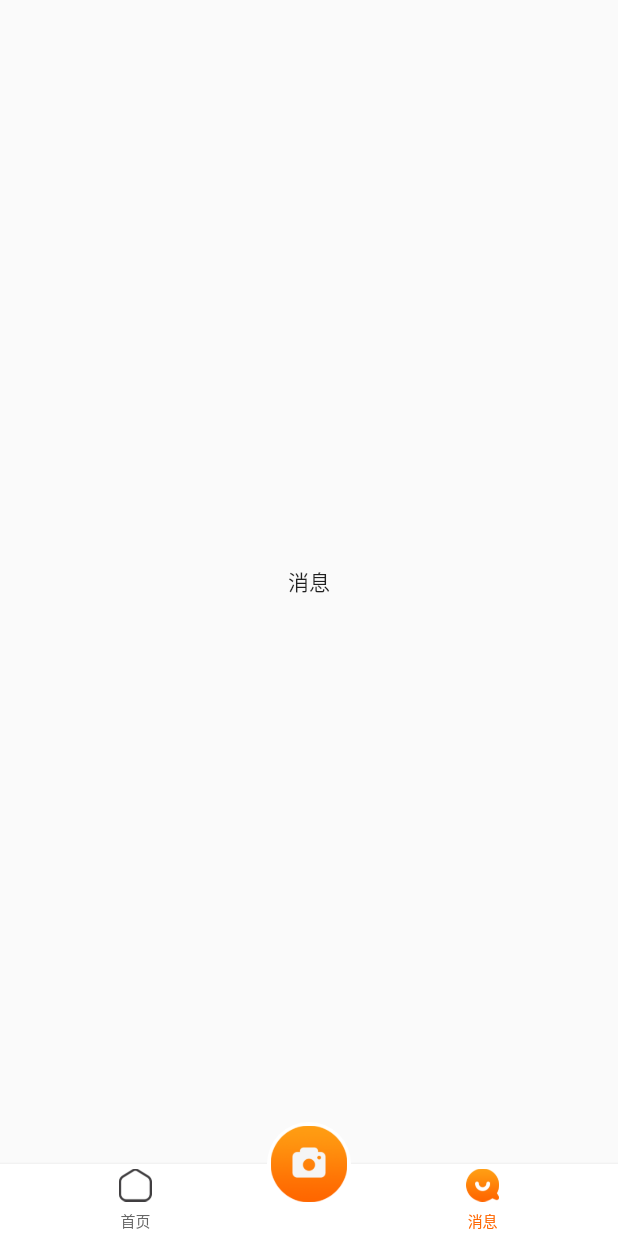
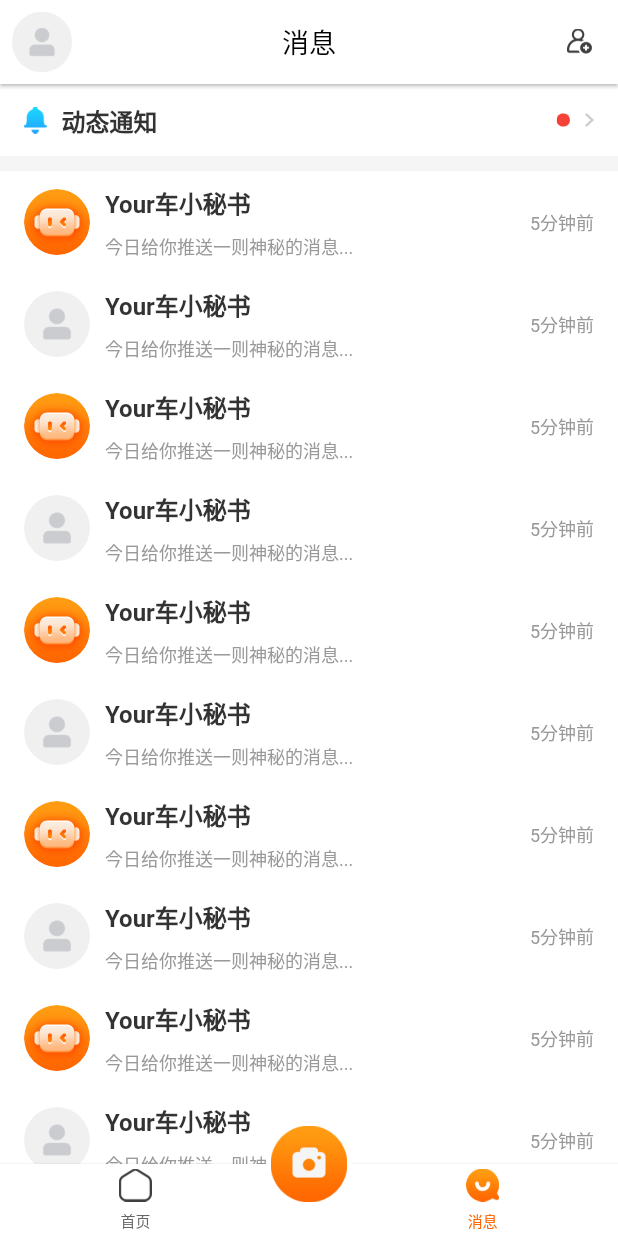
Before and after one commit to littleBoy-swag/flutter_yourche, a Flutter app: the HomePage screen opened directly, after a tap on "消息", on a phone screen of 412 x 824 dp. Run offline on Flutter 3.47's test engine with Material 2 defaults, Android fonts, the phone set to English and light mode, and no system bars; our stand-ins replace camera, flutter_easyrefresh.

Commit message:
增加消息页、搜索用户页

```diff
--- a/lib/page/home_page/home_msg_tab_page.dart
+++ b/lib/page/home_page/home_msg_tab_page.dart
@@ -1,4 +1,9 @@
+import 'dart:math';
+
 import 'package:flutter/material.dart';
+import 'package:flutter_yourche/page/mine_page.dart';
+import 'package:flutter_yourche/page/search_user_page.dart';
+import 'package:flutter_yourche/widgets/common_color.dart';
 
 class HomeMsgTabPage extends StatefulWidget {
   @override
@@ -9,8 +14,183 @@ class _HomeMsgTabPageState extends State<HomeMsgTabPage> {
   @override
   Widget build(BuildContext context) {
     return Scaffold(
-      body: Center(
-        child: Text("消息"),
+      backgroundColor: Color(c_f5f5f5),
+      appBar: AppBar(
+        elevation: 1,
+        backgroundColor: Colors.white,
+        leading: GestureDetector(
+          child: Padding(
+            padding: EdgeInsets.symmetric(horizontal: 8),
+            child: ClipOval(
+              child: Image.asset(
+                'images/ic_default_avatar.png',
+              ),
+            ),
+          ),
+          onTap: () {
+            Navigator.of(context).push(MaterialPageRoute(builder: (_) {
+              return MinePage();
+            }));
+          },
+        ),
+        title: Text(
+          "消息",
+          style: TextStyle(fontSize: 18, color: Colors.black),
+        ),
+        centerTitle: true,
+        actions: <Widget>[
+          Row(
+            children: <Widget>[
+              GestureDetector(
+                onTap: () {
+                  Navigator.of(context).push(MaterialPageRoute(builder: (_) {
+                    return SearchUserPage();
+                  }));
+                },
+                child: Padding(
+                  padding: EdgeInsets.all(16),
+                  child: Image.asset(
+                    'images/ic_add_user.png',
+                    width: 18,
+                    height: 18,
+                  ),
+                ),
+              ),
+            ],
+          ),
+        ],
+      ),
+      body: CustomScrollView(
+        slivers: <Widget>[
+          // 可以添加多个 SliverToBoxAdapter(),
+          SliverToBoxAdapter(
+            child: Container(
+              color: Colors.white,
+              height: 48,
+              child: Row(
+                mainAxisAlignment: MainAxisAlignment.spaceBetween,
+                children: <Widget>[
+                  Row(
+                    mainAxisSize: MainAxisSize.min,
+                    children: <Widget>[
+                      Padding(
+                        padding: EdgeInsets.only(left: 16, right: 10),
+                        child: Image.asset(
+                          'images/ic_msg_notification.png',
+                          width: 15,
+                          height: 18,
+                        ),
+                      ),
+                      Text(
+                        "动态通知",
+                        style: TextStyle(
+                            fontSize: 16,
+                            color: Color(c_333333),
+                            fontWeight: FontWeight.bold),
+                      ),
+                    ],
+                  ),
+                  Row(
+                    mainAxisSize: MainAxisSize.min,
+                    children: <Widget>[
+                      Visibility(
+                        child: Container(
+                          child: ClipOval(
+                            child: Container(
+                              color: Colors.red,
+                              width: 9,
+                              height: 9,
+                            ),
+                          ),
+                        ),
+                        visible: true,
+                      ),
+                      Padding(
+                        padding: EdgeInsets.only(left: 10, right: 16),
+                        child: Image.asset(
+                          'images/ic_arrow_forward.png',
+                          width: 6,
+                          height: 9,
+                        ),
+                      )
+                    ],
+                  )
+                ],
+              ),
+            ),
+          ),
+          SliverToBoxAdapter(
+            child: Container(
+              color: Color(c_f5f5f5),
+              width: double.infinity,
+              height: 10,
+            ),
+          ),
+          SliverList(
+            delegate: SliverChildBuilderDelegate((context, index) {
+              if (index % 2 == 0) {
+                return _chatItem('images/ic_msg_notification_robot.png');
+              } else {
+                return _chatItem('images/ic_default_avatar.png');
+              }
+            }, childCount: 12),
+          )
+        ],
+      ),
+    );
+  }
+
+  Widget _chatItem(String img) {
+    return Container(
+      color: Colors.white,
+      child: Row(
+        children: <Widget>[
+          Padding(
+            padding: EdgeInsets.only(top: 12, bottom: 12, left: 16, right: 10),
+            child: ClipOval(
+              child: Image.asset(
+                img,
+                width: 44,
+                height: 44,
+              ),
+            ),
+          ),
+          Column(
+            mainAxisSize: MainAxisSize.min,
+            crossAxisAlignment: CrossAxisAlignment.start,
+            mainAxisAlignment: MainAxisAlignment.center,
+            children: <Widget>[
+              Text(
+                "Your车小秘书",
+                style: TextStyle(
+                    fontSize: 16,
+                    fontWeight: FontWeight.bold,
+                    color: Color(c_333333)),
+              ),
+              SizedBox(
+                height: 8,
+              ),
+              Text(
+                "今日给你推送一则神秘的消息...",
+                style: TextStyle(
+                  fontSize: 12,
+                  color: Color(c_999999),
+                ),
+              )
+            ],
+          ),
+          Expanded(child: Container()),
+          Padding(
+            padding: EdgeInsets.only(right: 16),
+            child: Text(
+              "5分钟前",
+              style: TextStyle(
+                color: Color(c_999999),
+                fontSize: 12,
+              ),
+            ),
+          ),
+        ],
       ),
     );
   }
--- a/lib/page/home_page/home_page.dart
+++ b/lib/page/home_page/home_page.dart
@@ -9,16 +9,14 @@ class HomePage extends StatefulWidget {
   _HomePageState createState() => _HomePageState();
 }
 
-class _HomePageState extends State<HomePage> with AutomaticKeepAliveClientMixin{
-  final _tabTitles = ["首页", "消息"];
+class _HomePageState extends State<HomePage>
+    with AutomaticKeepAliveClientMixin {
   final _tabTextSelected = TextStyle(color: Color(c_ff6600), fontSize: 10);
   final _tabTextNormal = TextStyle(color: Color(c_666666), fontSize: 10);
 
   var _tabIndex = 0;
   var _pages;
   var _tabImages;
-
-  var _body;
 
   Image _getTabImage(path) {
     return Image.asset(path, width: 22, height: 22);
--- a/pubspec.yaml
+++ b/pubspec.yaml
@@ -82,6 +82,12 @@ flutter:
     - images/ic_camera_switch.png
     - images/ic_camera_flash.png
     - images/ic_moments_camera.png
+    - images/ic_search_contacts.png
+    - images/ic_search_wechat.png
+    - images/ic_search_qq.png
+    - images/ic_add_user.png
+    - images/ic_msg_notification.png
+    - images/ic_msg_notification_robot.png
 
   # An image asset can refer to one or more resolution-specific "variants", see
   # https://flutter.dev/assets-and-images/#resolution-aware.
```
Also changed, not shown: lib/page/search_user_page.dart (added, +115 -0 lines), images/ic_add_user.png (added), images/ic_msg_notification.png (added), images/ic_msg_notification_robot.png (added), images/ic_search_contacts.png (added), images/ic_search_qq.png (added), images/ic_search_wechat.png (added).
